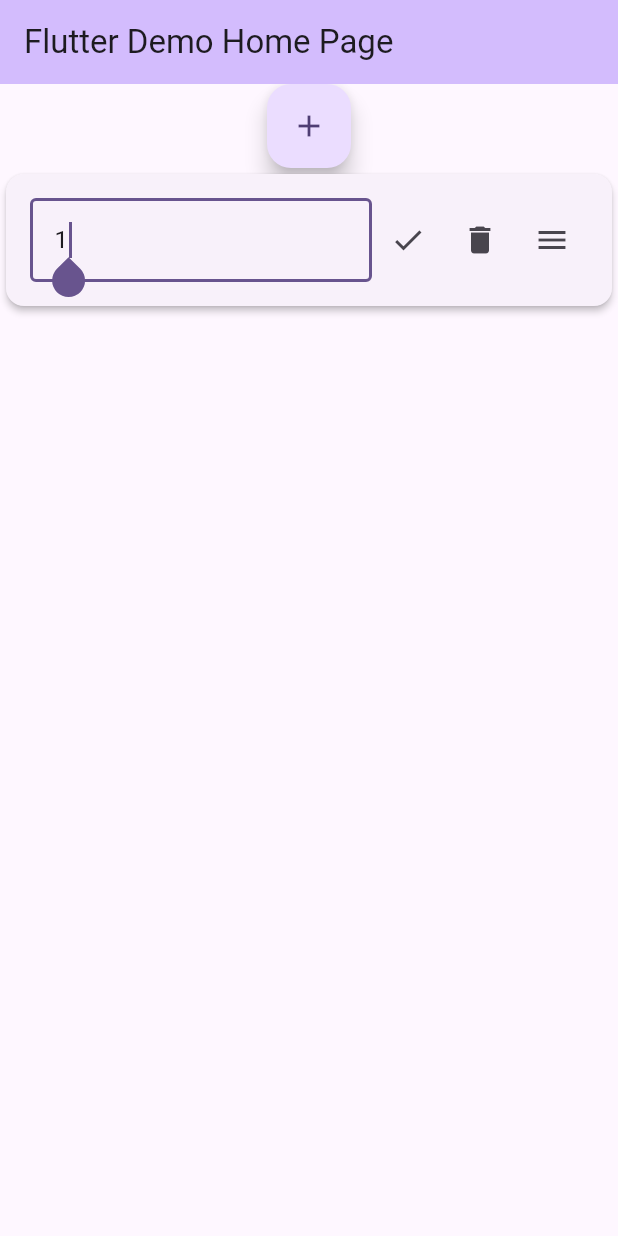
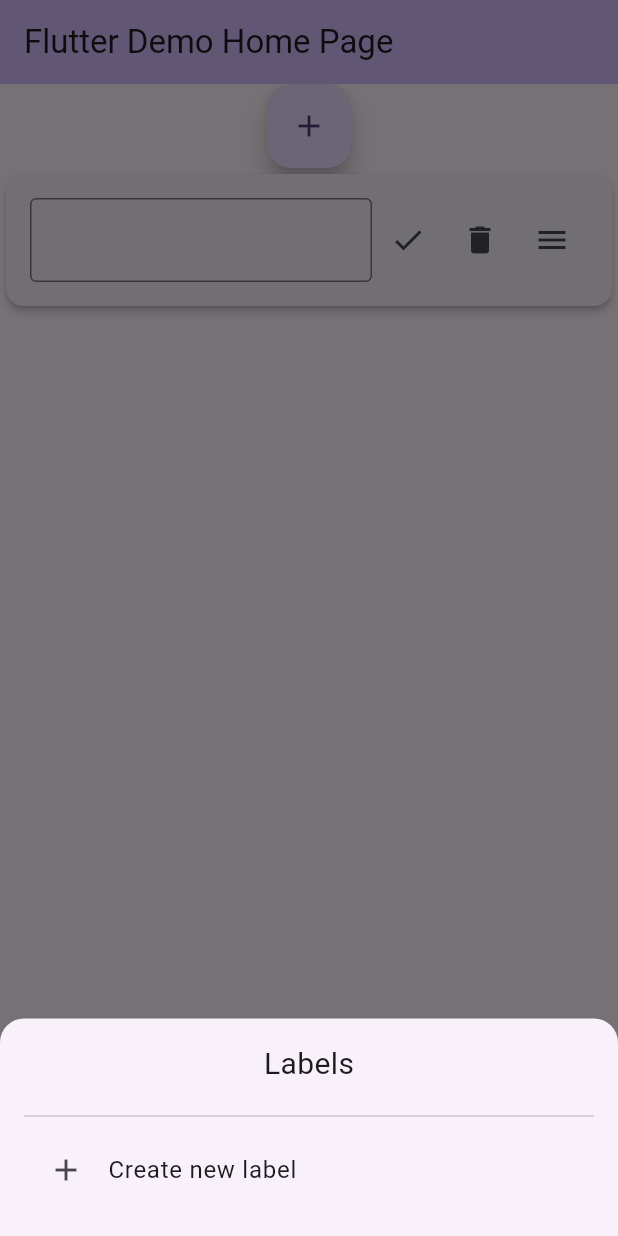
Before and after one commit to Jordan22195/JotApp, a Flutter app: the screen it shows after launch, after a tap on the "add" icon, after a tap on the "menu" icon, on a phone screen of 412 x 824 dp. Run offline on Flutter 3.47's test engine with Material 3 defaults, Android fonts, the phone set to English and light mode, and no system bars.

Commit message:
added labels to cards

```diff
--- a/lib/main.dart
+++ b/lib/main.dart
@@ -43,6 +43,7 @@ class Note {
   String text;
   bool isEditing;
   bool isFavorite;
+  List<String> labels = [];
 
   Note({
     String? id,
@@ -52,9 +53,21 @@ class Note {
   }) : id = id ?? uuid.v4(); // generates unique ID
 }
 
+class Label {
+  final String id;
+  final String name;
+
+  Label({
+    required this.id,
+    required this.name,
+  });
+}
+
 
 List<Note> notes = [];
+List<String> existingLabels = [];
 List<NoteCard> noteCards = [];
+String? activeFilter;
 
 class NoteCard extends StatefulWidget {
   final String initialText;
@@ -78,8 +91,107 @@ class NoteCard extends StatefulWidget {
   _NoteCardState createState() => _NoteCardState();
 }
 
+class LabelPickerSheet extends StatefulWidget {
+  final List<String> labels;
+  final Function(String) onCreateLabel;
+  final Function(String) onSelectLabel;
+
+  const LabelPickerSheet({
+    required this.labels,
+    required this.onCreateLabel,
+    required this.onSelectLabel,
+    super.key,
+  });
+
+  @override
+  State<LabelPickerSheet> createState() => _LabelPickerSheetState();
+}
+
+class _LabelPickerSheetState extends State<LabelPickerSheet> {
+  @override
+  Widget build(BuildContext context) {
+    return Padding(
+      padding: const EdgeInsets.all(16),
+      child: Column(
+        mainAxisSize: MainAxisSize.min,
+        children: [
+          const Text("Labels", style: TextStyle(fontSize: 20)),
+          const SizedBox(height: 12),
+
+          // List of labels
+          ...widget.labels.map((label) {
+            return ListTile(
+              title: Text(label),
+              onTap: () => widget.onSelectLabel(label),
+            );
+          }),
+
+          const Divider(),
+
+          // Create new label button
+          ListTile(
+            leading: const Icon(Icons.add),
+            title: const Text("Create new label"),
+            onTap: () async {
+              final newLabel = await _openCreateLabelDialog(context);
+              if (newLabel != null && newLabel.isNotEmpty) {
+                widget.onCreateLabel(newLabel);
+              }
+            },
+          ),
+        ],
+      ),
+    );
+  }
+}
+
+Future<String?> _openCreateLabelDialog(BuildContext context) {
+  final controller = TextEditingController();
+  return showDialog(
+    context: context,
+    builder: (context) {
+      return AlertDialog(
+        title: const Text("New label"),
+        content: TextField(controller: controller),
+        actions: [
+          TextButton(
+            child: const Text("Cancel"),
+            onPressed: () => Navigator.pop(context),
+          ),
+          ElevatedButton(
+            child: const Text("Create"),
+            onPressed: () => Navigator.pop(context, controller.text),
+          ),
+        ],
+      );
+    },
+  );
+}
+
+
 class _NoteCardState extends State<NoteCard> {
   late TextEditingController controller;
+
+void _openLabelPicker(BuildContext context) {
+  showModalBottomSheet(
+    context: context,
+    isScrollControlled: true,
+    shape: const RoundedRectangleBorder(
+      borderRadius: BorderRadius.vertical(top: Radius.circular(16)),
+    ),
+    builder: (context) {
+      return LabelPickerSheet(
+        labels: existingLabels,
+        onCreateLabel: (newLabel) {
+          setState(() => existingLabels.add(newLabel));
+        },
+        onSelectLabel: (label) {
+          setState(() => widget.note.labels.add(label));
+        },
+      );
+    },
+  );
+}
 
 
   @override
@@ -132,8 +244,10 @@ class _NoteCardState extends State<NoteCard> {
               ),
 
             IconButton(icon: Icon(Icons.delete), onPressed: widget.onDelete),
-            IconButton(icon: Icon(Icons.menu), onPressed: widget.onFavorite),
-          ],
+            IconButton(icon: Icon(Icons.menu), onPressed: () => _openLabelPicker(context,)),
+            if(widget.note.labels.isNotEmpty)
+              Text(widget.note.labels[0])
+            ],
         ),
       ),
     );
@@ -168,7 +282,7 @@ class _MyHomePageState extends State<MyHomePage> {
     _counter++;
   setState(() {
       Note n = Note(
-        text: _counter.toString(),
+        text: "",
         isEditing: true,     // ← starts as TextField
     );
     print("new note");
```
